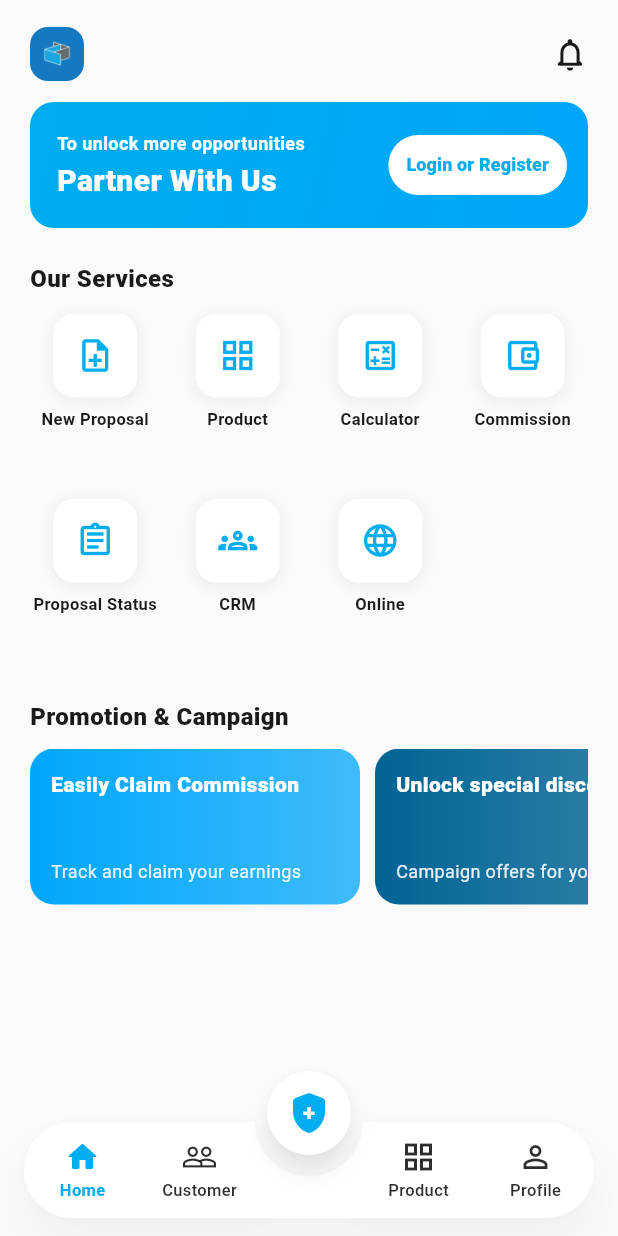
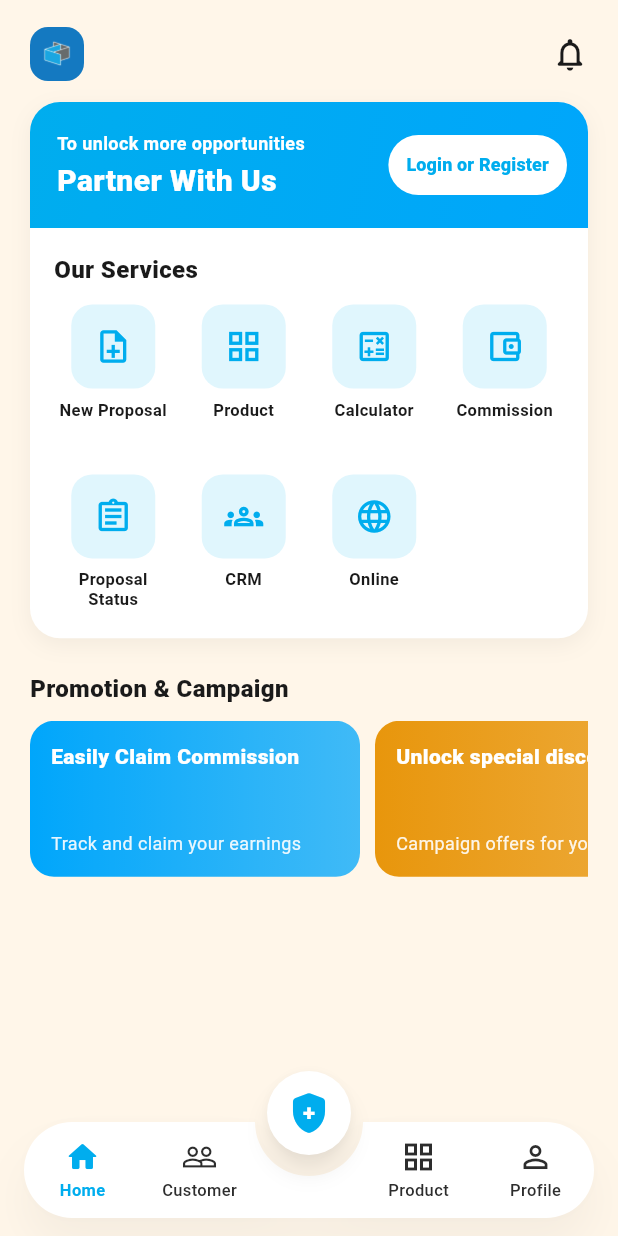
Before and after one commit to maungsaw/life_insurance, a Flutter app: the screen it shows after launch, on a phone screen of 412 x 824 dp. Run offline on Flutter 3.47's test engine with Material 3 defaults, Android fonts, the phone set to English and light mode, and no system bars; our stand-ins replace connectivity_plus, dio, equatable, firebase_core, firebase_messaging, firebase_remote_config and 8 more; missing offline and left inert: file_selector, flutter_foreground_task, freerasp; accounts and stored records are empty.

Commit message:
Refactor UI components and color themes for improved consistency and aesthetics

```diff
--- a/lib/core/themes/app_colors.dart
+++ b/lib/core/themes/app_colors.dart
@@ -4,11 +4,17 @@ abstract class AppColors {
   // ==================== LIGHT THEME PALETTE ====================
   static const Color lightPrimary = Color(0xFF00adee);
   static const Color lightPrimaryContainer = Color(0xFFFFF0F1);
-  static const Color lightPrimarySoftTint = Color(0xFFFDE8EA);
+  /// Pale cyan tint of [lightPrimary] — was a mismatched pink before
+  /// (docs/74); [darkPrimarySoftTint] is a dark cyan tint, so this now
+  /// actually matches its dark counterpart and the primary icon color it
+  /// sits behind.
+  static const Color lightPrimarySoftTint = Color(0xFFE0F6FD);
 
-  static const Color lightBackground = Color(0xFFFAFAFA);
+  /// Milk-tea / condensed-milk cream tone (docs/74) — lets white cards read as
+  /// distinct grouped panels instead of blending into the page.
+  static const Color lightBackground = Color(0xFFFFF6E9);
   static const Color lightSurface = Color(0xFFFFFFFF);
-  static const Color lightBorder = Color(0xFFEAEAEA);
+  static const Color lightBorder = Color(0xFFEFE3CE);
 
   static const Color lightTextPrimary = Color(0xFF1A1A1A);
   static const Color lightTextSecondary = Color(0xFF757575);
--- a/lib/features/components/app_service_grid.dart
+++ b/lib/features/components/app_service_grid.dart
@@ -14,9 +14,13 @@ class AppServiceItem {
 }
 
 class AppServiceTile extends StatelessWidget {
-  const AppServiceTile({super.key, required this.item});
+  const AppServiceTile({super.key, required this.item, this.flat = false});
 
   final AppServiceItem item;
+
+  /// When true, renders as a tinted icon with no card/shadow of its own —
+  /// for use inside a shared group panel (docs/74) instead of standing alone.
+  final bool flat;
 
   @override
   Widget build(BuildContext context) {
@@ -31,9 +35,13 @@ class AppServiceTile extends StatelessWidget {
             width: 56,
             height: 56,
             decoration: BoxDecoration(
-              color: AppColors.surface(context),
+              color: flat
+                  ? AppColors.primarySoftTint(context)
+                  : AppColors.surface(context),
               borderRadius: BorderRadius.circular(14),
-              boxShadow: [
+              boxShadow: flat
+                  ? null
+                  : [
                       BoxShadow(
                         color: Colors.black.withValues(alpha: 0.06),
                         blurRadius: 8,
@@ -67,10 +75,12 @@ class AppServiceGrid extends StatelessWidget {
     super.key,
     required this.items,
     this.crossAxisCount = 3,
+    this.flat = false,
   });
 
   final List<AppServiceItem> items;
   final int crossAxisCount;
+  final bool flat;
 
   @override
   Widget build(BuildContext context) {
@@ -84,7 +94,7 @@ class AppServiceGrid extends StatelessWidget {
         crossAxisSpacing: 8,
         childAspectRatio: 0.78,
       ),
-      itemBuilder: (context, i) => AppServiceTile(item: items[i]),
+      itemBuilder: (context, i) => AppServiceTile(item: items[i], flat: flat),
     );
   }
 }
--- a/lib/features/dashboard/presentation/models/home_mock_data.dart
+++ b/lib/features/dashboard/presentation/models/home_mock_data.dart
@@ -30,10 +30,12 @@ abstract final class HomeMockData {
       subtitle: 'Track and claim your earnings',
       color: Color(0xFF00A6FB),
     ),
+    // Gold instead of a second cold blue — pairs with the cyan card above
+    // and sits warmer against the milk-tea page background (docs/74).
     AppPromoItem(
       title: 'Unlock special discounts',
       subtitle: 'Campaign offers for your clients',
-      color: Color(0xFF006494),
+      color: Color(0xFFE8960C),
     ),
   ];
 }
--- a/lib/features/dashboard/presentation/pages/index.dart
+++ b/lib/features/dashboard/presentation/pages/index.dart
@@ -130,9 +130,7 @@ class DashboardPage extends StatelessWidget {
                     ),
                   ),
                   const SizedBox(height: 20),
-                  const AppSectionHeader(title: 'Our Services'),
-                  const SizedBox(height: 12),
-                  AppServiceGrid(items: services, crossAxisCount: 4),
+                  _ServicesPanel(services: services),
                   const SizedBox(height: 8),
                   AppSectionHeader(
                     title: 'Policy',
@@ -211,3 +209,38 @@ class DashboardPage extends StatelessWidget {
     );
   }
 }
+
+/// Groups the section title + service icons into one card, matching the
+/// guest home's grouped panel instead of loose tiles on the page (docs/74).
+class _ServicesPanel extends StatelessWidget {
+  const _ServicesPanel({required this.services});
+
+  final List<AppServiceItem> services;
+
+  @override
+  Widget build(BuildContext context) {
+    return Container(
+      width: double.infinity,
+      padding: const EdgeInsets.fromLTRB(16, 16, 16, 8),
+      decoration: BoxDecoration(
+        color: AppColors.surface(context),
+        borderRadius: BorderRadius.circular(20),
+        boxShadow: [
+          BoxShadow(
+            color: Colors.black.withValues(alpha: 0.05),
+            blurRadius: 12,
+            offset: const Offset(0, 4),
+          ),
+        ],
+      ),
+      child: Column(
+        crossAxisAlignment: CrossAxisAlignment.start,
+        children: [
+          const AppSectionHeader(title: 'Our Services'),
+          const SizedBox(height: 12),
+          AppServiceGrid(items: services, crossAxisCount: 4, flat: true),
+        ],
+      ),
+    );
+  }
+}
--- a/lib/features/dashboard/presentation/widgets/team_pulse_card.dart
+++ b/lib/features/dashboard/presentation/widgets/team_pulse_card.dart
@@ -181,7 +181,7 @@ class _MiniKpi extends StatelessWidget {
     return Container(
       padding: const EdgeInsets.symmetric(vertical: 8, horizontal: 6),
       decoration: BoxDecoration(
-        color: AppColors.background(context),
+        color: AppColors.mutedFill(context),
         borderRadius: BorderRadius.circular(10),
       ),
       child: Column(
--- a/lib/features/home/presentation/pages/guest_home.dart
+++ b/lib/features/home/presentation/pages/guest_home.dart
@@ -92,11 +92,7 @@ class GuestHomePage extends StatelessWidget {
               padding: const EdgeInsets.symmetric(horizontal: 20),
               sliver: SliverList(
                 delegate: SliverChildListDelegate([
-                  const _PartnerBanner(),
-                  const SizedBox(height: 22),
-                  const AppSectionHeader(title: 'Our Services'),
-                  const SizedBox(height: 12),
-                  AppServiceGrid(items: services, crossAxisCount: 4),
+                  _ServicesPanel(services: services),
                   const SizedBox(height: 22),
                   const AppSectionHeader(title: 'Promotion & Campaign'),
                   const SizedBox(height: 10),
@@ -126,21 +122,71 @@ class GuestHomePage extends StatelessWidget {
   }
 }
 
-class _PartnerBanner extends StatelessWidget {
-  const _PartnerBanner();
+/// One continuous card: the "Partner With Us" pitch as a gradient header
+/// strip, flowing straight into the service icons below — instead of two
+/// separate cards with a gap between them (docs/74).
+class _ServicesPanel extends StatelessWidget {
+  const _ServicesPanel({required this.services});
+
+  final List<AppServiceItem> services;
+
+  @override
+  Widget build(BuildContext context) {
+    return Container(
+      width: double.infinity,
+      decoration: BoxDecoration(
+        color: AppColors.surface(context),
+        borderRadius: BorderRadius.circular(20),
+        boxShadow: [
+          BoxShadow(
+            color: Colors.black.withValues(alpha: 0.05),
+            blurRadius: 12,
+            offset: const Offset(0, 4),
+          ),
+        ],
+      ),
+      child: ClipRRect(
+        borderRadius: BorderRadius.circular(20),
+        child: Column(
+          crossAxisAlignment: CrossAxisAlignment.start,
+          children: [
+            const _PartnerBannerStrip(),
+            Padding(
+              padding: const EdgeInsets.fromLTRB(16, 16, 16, 8),
+              child: Column(
+                crossAxisAlignment: CrossAxisAlignment.start,
+                children: [
+                  const AppSectionHeader(title: 'Our Services'),
+                  const SizedBox(height: 12),
+                  AppServiceGrid(
+                    items: services,
+                    crossAxisCount: 4,
+                    flat: true,
+                  ),
+                ],
+              ),
+            ),
+          ],
+        ),
+      ),
+    );
+  }
+}
+
+class _PartnerBannerStrip extends StatelessWidget {
+  const _PartnerBannerStrip();
 
   @override
   Widget build(BuildContext context) {
     return Container(
       width: double.infinity,
       padding: const EdgeInsets.fromLTRB(18, 18, 14, 18),
-      decoration: BoxDecoration(
-        gradient: const LinearGradient(
+      decoration: const BoxDecoration(
+        gradient: LinearGradient(
           begin: Alignment.topLeft,
           end: Alignment.bottomRight,
           colors: [AppColors.lightPrimary, Color(0xFF00A6FB)],
         ),
-        borderRadius: BorderRadius.circular(16),
       ),
       child: Row(
         children: [
```
Lines whose indentation alone changed are shown as unchanged.
